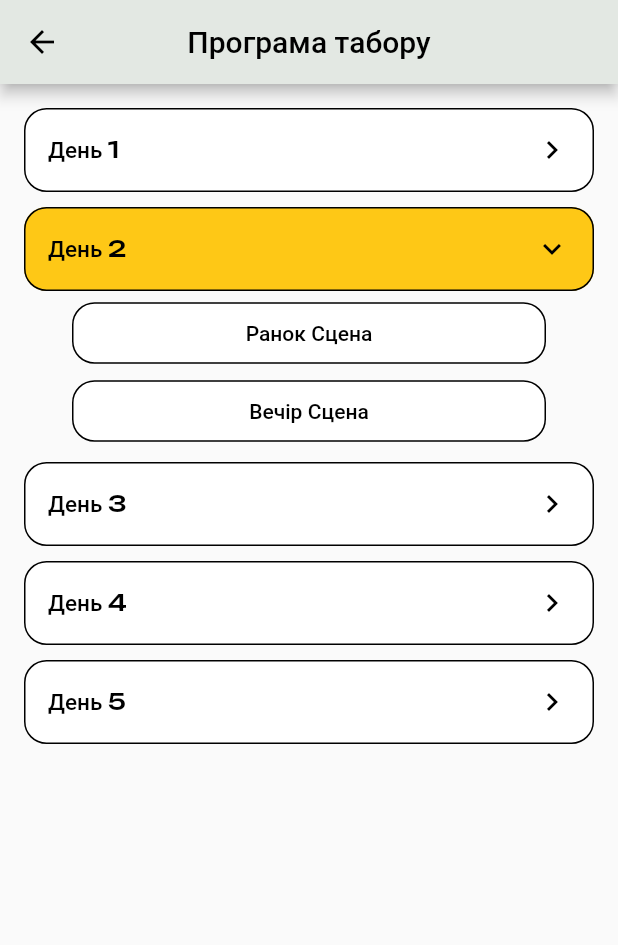
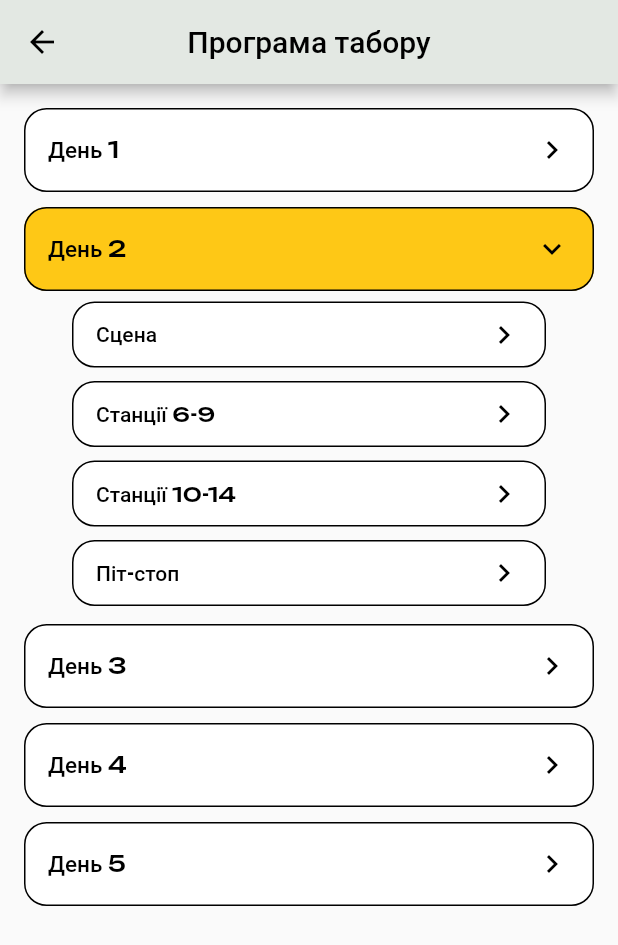
Before and after one commit to Tony-Kovalov/Camps, a Flutter app: the ProgramMenuPage screen opened directly, after a tap on "Сцена", on a phone screen of 412 x 824 dp. Shown: the top 945 px of the screen. Run offline on Flutter 3.47's test engine with Material 2 defaults, Android fonts, the phone set to English and light mode, and no system bars; our stand-ins replace shared_preferences; accounts and stored records are empty.

Commit message:
Small menu improvements

```diff
--- a/lib/features/home_menu/presentation/pages/program_menu.dart
+++ b/lib/features/home_menu/presentation/pages/program_menu.dart
@@ -13,7 +13,6 @@ class ProgramMenuPage extends StatefulWidget {
 }
 
 class _ProgramMenuPageState extends State<ProgramMenuPage> {
-
   @override
   Widget build(BuildContext context) {
     return Scaffold(
@@ -29,91 +28,170 @@ class _ProgramMenuPageState extends State<ProgramMenuPage> {
               ExpandableMenu(
                 title: "День 1",
                 children: [
-                  const SizedBox(height: 4),
+                  const SizedBox(height: 5),
                   SubMenuCard(
                     title: "Сцена",
                     onTap: () {
-                        open(context, SimpleTextPage(title: "Ранок Сцена", text: ScenesData().firstMorningScene));
-                      }),
-                  const SizedBox(height: 4),
+                      open(context, SimpleTextPage(title: "Сцена", text: ScenesData().firstMorningScene));
+                    },
+                  ),
+                  const SizedBox(height: 5),
                   SubMenuCard(
-                      title: "Вечір Сцена",
+                    title: "Станції 6-9",
                     onTap: () {
-                        open(context, SimpleTextPage(title: "Вечір Сцена", text: ScenesData().firstEveningScene));
-                      }),
+                      open(context, SimpleTextPage(title: "Станції 6-9", text: ScenesData().firstEveningScene));
+                    },
+                  ),
+                  const SizedBox(height: 5),
+                  SubMenuCard(
+                    title: "Станції 10-14",
+                    onTap: () {
+                      open(context, SimpleTextPage(title: "Станції 10-14", text: ScenesData().firstEveningScene));
+                    },
+                  ),
+                  const SizedBox(height: 5),
+                  SubMenuCard(
+                    title: "Піт-стоп",
+                    onTap: () {
+                      open(context, SimpleTextPage(title: "Піт-стоп", text: ScenesData().firstEveningScene));
+                    },
+                  ),
                 ],
               ),
               const SizedBox(height: 10),
               ExpandableMenu(
                 title: "День 2",
                 children: [
-                  const SizedBox(height: 4),
+                  const SizedBox(height: 5),
                   SubMenuCard(
-                      title: "Ранок Сцена",
+                    title: "Сцена",
                     onTap: () {
-                        open(context, SimpleTextPage(title: "Ранок Сцена", text: ScenesData().secondMorningScene));
-                      }),
-                  const SizedBox(height: 4),
+                      open(context, SimpleTextPage(title: "Сцена", text: ScenesData().firstMorningScene));
+                    },
+                  ),
+                  const SizedBox(height: 5),
                   SubMenuCard(
-                      title: "Вечір Сцена",
+                    title: "Станції 6-9",
                     onTap: () {
-                        open(context, SimpleTextPage(title: "Вечір Сцена", text: ScenesData().secondEveningScene));
-                      }),
+                      open(context, SimpleTextPage(title: "Станції 6-9", text: ScenesData().firstEveningScene));
+                    },
+                  ),
+                  const SizedBox(height: 5),
+                  SubMenuCard(
+                    title: "Станції 10-14",
+                    onTap: () {
+                      open(context, SimpleTextPage(title: "Станції 10-14", text: ScenesData().firstEveningScene));
+                    },
+                  ),
+                  const SizedBox(height: 5),
+                  SubMenuCard(
+                    title: "Піт-стоп",
+                    onTap: () {
+                      open(context, SimpleTextPage(title: "Піт-стоп", text: ScenesData().firstEveningScene));
+                    },
+                  ),
                 ],
               ),
               const SizedBox(height: 10),
               ExpandableMenu(
                 title: "День 3",
                 children: [
-                  const SizedBox(height: 4),
+                  const SizedBox(height: 5),
                   SubMenuCard(
-                      title: "Ранок Сцена",
+                    title: "Сцена",
                     onTap: () {
-                        open(context, SimpleTextPage(title: "Ранок Сцена", text: ScenesData().thirdMorningScene));
-                      }),
-                  const SizedBox(height: 4),
+                      open(context, SimpleTextPage(title: "Сцена", text: ScenesData().firstMorningScene));
+                    },
+                  ),
+                  const SizedBox(height: 5),
                   SubMenuCard(
-                      title: "Вечір Сцена",
+                    title: "Станції 6-9",
                     onTap: () {
-                        open(context, SimpleTextPage(title: "Вечір Сцена", text: ScenesData().thirdEveningScene));
-                      }),
+                      open(context, SimpleTextPage(title: "Станції 6-9", text: ScenesData().firstEveningScene));
+                    },
+                  ),
+                  const SizedBox(height: 5),
+                  SubMenuCard(
+                    title: "Станції 10-14",
+                    onTap: () {
+                      open(context, SimpleTextPage(title: "Станції 10-14", text: ScenesData().firstEveningScene));
+                    },
+                  ),
+                  const SizedBox(height: 5),
+                  SubMenuCard(
+                    title: "Піт-стоп",
+                    onTap: () {
+                      open(context, SimpleTextPage(title: "Піт-стоп", text: ScenesData().firstEveningScene));
+                    },
+                  ),
                 ],
               ),
               const SizedBox(height: 10),
               ExpandableMenu(
                 title: "День 4",
                 children: [
-                  const SizedBox(height: 4),
+                  const SizedBox(height: 5),
                   SubMenuCard(
-                      title: "Ранок Сцена",
+                    title: "Сцена",
                     onTap: () {
-                        open(context, SimpleTextPage(title: "Ранок Сцена", text: ScenesData().fourthMorningScene));
-                      }),
-                  const SizedBox(height: 4),
+                      open(context, SimpleTextPage(title: "Сцена", text: ScenesData().firstMorningScene));
+                    },
+                  ),
+                  const SizedBox(height: 5),
                   SubMenuCard(
-                      title: "Вечір Сцена",
+                    title: "Станції 6-9",
                     onTap: () {
-                        open(context, SimpleTextPage(title: "Вечір Сцена", text: ScenesData().fourthEveningScene));
-                      }),
+                      open(context, SimpleTextPage(title: "Станції 6-9", text: ScenesData().firstEveningScene));
+                    },
+                  ),
+                  const SizedBox(height: 5),
+                  SubMenuCard(
+                    title: "Станції 10-14",
+                    onTap: () {
+                      open(context, SimpleTextPage(title: "Станції 10-14", text: ScenesData().firstEveningScene));
+                    },
+                  ),
+                  const SizedBox(height: 5),
+                  SubMenuCard(
+                    title: "Піт-стоп",
+                    onTap: () {
+                      open(context, SimpleTextPage(title: "Піт-стоп", text: ScenesData().firstEveningScene));
+                    },
+                  ),
                 ],
               ),
               const SizedBox(height: 10),
               ExpandableMenu(
                 title: "День 5",
                 children: [
-                  const SizedBox(height: 4),
+                  const SizedBox(height: 5),
                   SubMenuCard(
-                      title: "Ранок Сцена",
+                    title: "Сцена",
                     onTap: () {
-                        open(context, SimpleTextPage(title: "Ранок Сцена", text: ScenesData().fifthMorningScene));
-                      }),
-                  const SizedBox(height: 4),
+                      open(context, SimpleTextPage(title: "Сцена", text: ScenesData().firstMorningScene));
+                    },
+                  ),
+                  const SizedBox(height: 5),
                   SubMenuCard(
-                      title: "Вечір Сцена",
+                    title: "Станції 6-9",
                     onTap: () {
-                        open(context, SimpleTextPage(title: "Вечір Сцена", text: ScenesData().fifthEveningScene));
-                      }),
-                  const SizedBox(height: 4),
+                      open(context, SimpleTextPage(title: "Станції 6-9", text: ScenesData().firstEveningScene));
+                    },
+                  ),
+                  const SizedBox(height: 5),
+                  SubMenuCard(
+                    title: "Станції 10-14",
+                    onTap: () {
+                      open(context, SimpleTextPage(title: "Станції 10-14", text: ScenesData().firstEveningScene));
+                    },
+                  ),
+                  const SizedBox(height: 5),
+                  SubMenuCard(
+                    title: "Піт-стоп",
+                    onTap: () {
+                      open(context, SimpleTextPage(title: "Піт-стоп", text: ScenesData().firstEveningScene));
+                    },
+                  ),
                 ],
               ),
             ],
@@ -126,5 +204,4 @@ class _ProgramMenuPageState extends State<ProgramMenuPage> {
   open(BuildContext context, Widget page) {
     Navigator.push(context, MaterialPageRoute(builder: (context) => page));
   }
-
 }
--- a/lib/features/home_menu/presentation/widgets/sub_menu_card.dart
+++ b/lib/features/home_menu/presentation/widgets/sub_menu_card.dart
@@ -23,11 +23,14 @@ class SubMenuCard extends StatelessWidget {
         ),
         onPressed: onTap,
         child: Padding(
-          padding: const EdgeInsets.symmetric(vertical: 12),
+          padding: const EdgeInsets.symmetric(vertical: 10),
           child: Center(
+            child: Row(
+              children: [
+                Expanded(
                   child: Text(
                     title,
-              textAlign: TextAlign.center,
+                    textAlign: TextAlign.left,
                     style: const TextStyle(
                       color: Colors.black,
                       fontSize: 14,
@@ -36,6 +39,10 @@ class SubMenuCard extends StatelessWidget {
                     ),
                   ),
                 ),
+                const Icon(Icons.keyboard_arrow_right, color: Colors.black),
+              ],
+            ),
+          ),
         ),
       ),
     );
```
Lines whose indentation alone changed are shown as unchanged.
